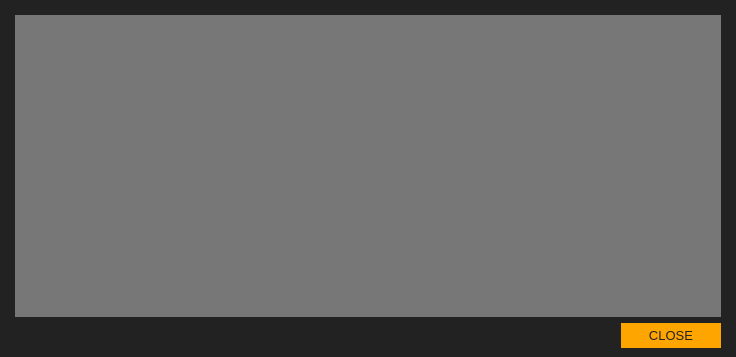
The window that src/gui/ui/depositdetailsdialog.ui (ConcealNetwork/conceal-desktop) describes before a commit, drawn with Qt 5.
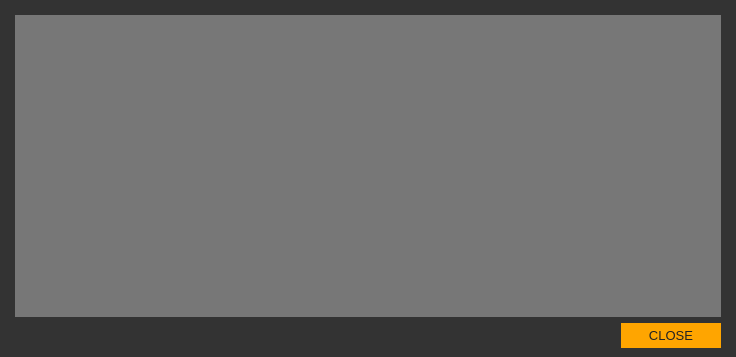
The same window after the commit.

What changed in the file:
```diff
--- a/src/gui/ui/depositdetailsdialog.ui
+++ b/src/gui/ui/depositdetailsdialog.ui
@@ -14,7 +14,7 @@
    <string>Deposit</string>
   </property>
   <property name="styleSheet">
-   <string notr="true">background-color: #222;
+   <string notr="true">background-color: #333;
 color: #e5e5e5;
 border: 0px;</string>
   </property>
```
